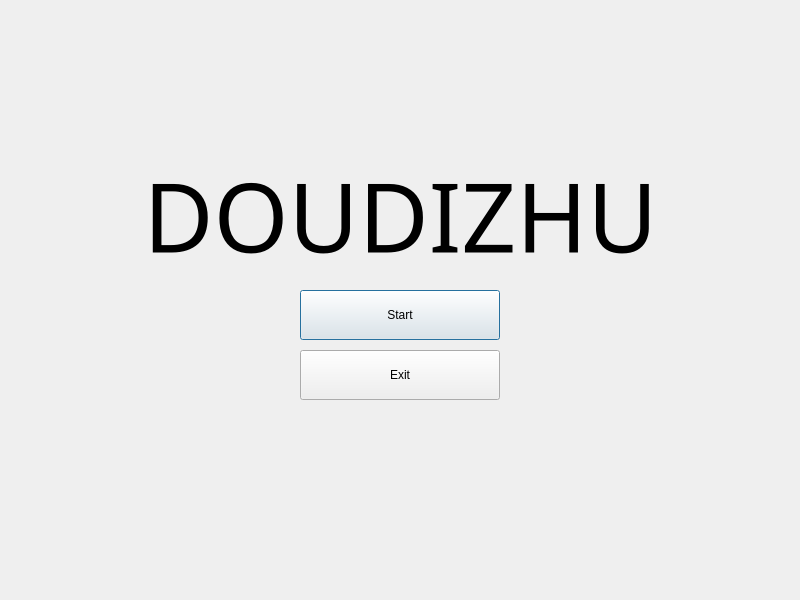
Before: the Qt Designer form gamestartscene.ui in lolium3328/CSC3002-DouDiZhu, drawn with Qt 5.
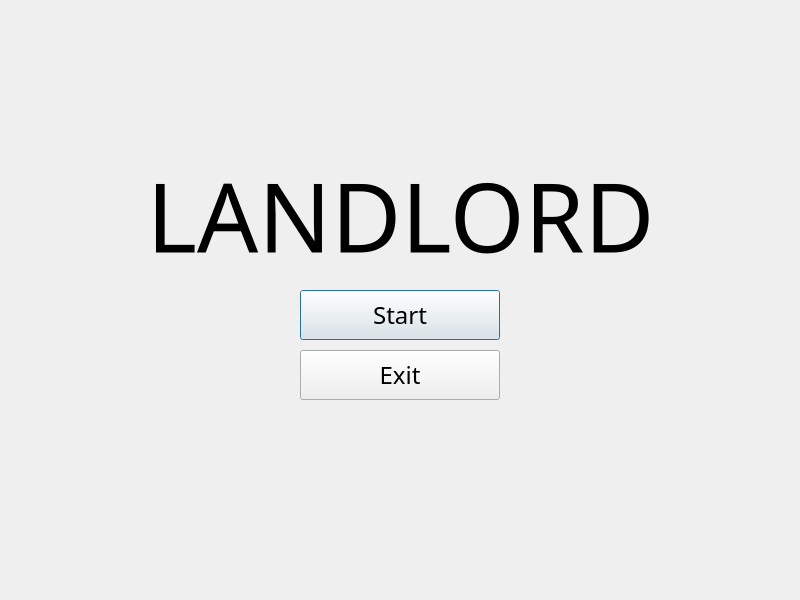
After: the same form once the commit is applied.

Patch:
```diff
--- a/gamestartscene.ui
+++ b/gamestartscene.ui
@@ -22,6 +22,12 @@
      <height>50</height>
     </rect>
    </property>
+   <property name="font">
+    <font>
+     <family>Cascadia Code</family>
+     <pointsize>18</pointsize>
+    </font>
+   </property>
    <property name="text">
     <string>Start</string>
    </property>
@@ -37,12 +43,12 @@
    </property>
    <property name="font">
     <font>
-     <family>Ravie</family>
+     <family>OCR A</family>
      <pointsize>72</pointsize>
     </font>
    </property>
    <property name="text">
-    <string>DOUDIZHU</string>
+    <string>LANDLORD</string>
    </property>
    <property name="alignment">
     <set>Qt::AlignCenter</set>
@@ -57,6 +63,12 @@
      <height>50</height>
     </rect>
    </property>
+   <property name="font">
+    <font>
+     <family>Cascadia Code</family>
+     <pointsize>18</pointsize>
+    </font>
+   </property>
    <property name="text">
     <string>Exit</string>
    </property>
```
